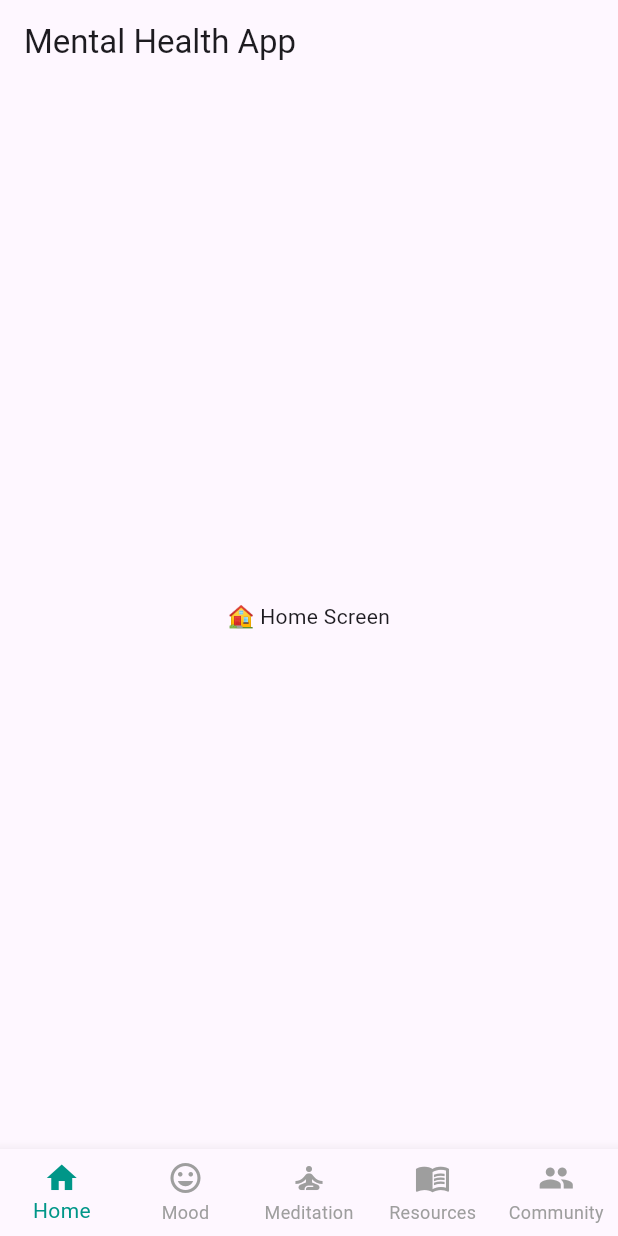
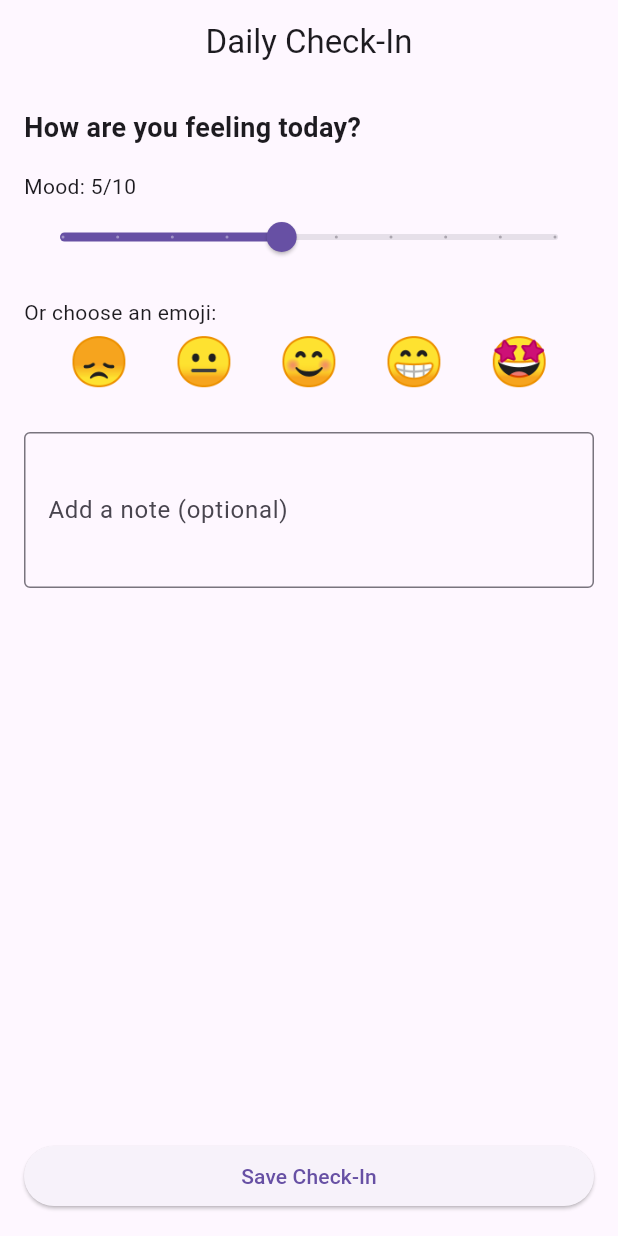
Before and after one commit to SathsaraniJA/mental_health_app, a Flutter app: the screen it shows after launch, on a phone screen of 412 x 824 dp. Run offline on Flutter 3.47's test engine with Material 3 defaults, Android fonts, the phone set to English and light mode, and no system bars.

Commit message:
Day 4: Added Daily Check-in screen with slider, emojis, and note field

```diff
--- /dev/null
+++ b/lib/screens/daily_checkin_screen.dart
@@ -0,0 +1,118 @@
+import 'package:flutter/material.dart';
+
+class DailyCheckInScreen extends StatefulWidget {
+  const DailyCheckInScreen({super.key});
+
+  @override
+  State<DailyCheckInScreen> createState() => _DailyCheckInScreenState();
+}
+
+class _DailyCheckInScreenState extends State<DailyCheckInScreen> {
+  double _moodValue = 5; // slider default
+  String? _note; // text note
+  int? _selectedEmojiIndex; // optional emoji selection
+
+  final List<String> _emojis = ["😞", "😐", "😊", "😁", "🤩"];
+
+  void _saveCheckIn() {
+    // Local state only (no backend yet)
+    debugPrint("Mood: $_moodValue");
+    debugPrint("Emoji: ${_selectedEmojiIndex != null ? _emojis[_selectedEmojiIndex!] : "Not selected"}");
+    debugPrint("Note: $_note");
+
+    ScaffoldMessenger.of(context).showSnackBar(
+      const SnackBar(content: Text("Daily check-in saved locally!")),
+    );
+  }
+
+  @override
+  Widget build(BuildContext context) {
+    return Scaffold(
+      appBar: AppBar(
+        title: const Text("Daily Check-In"),
+        centerTitle: true,
+      ),
+      body: Padding(
+        padding: const EdgeInsets.all(16),
+        child: Column(
+          crossAxisAlignment: CrossAxisAlignment.start,
+          children: [
+            const Text(
+              "How are you feeling today?",
+              style: TextStyle(fontSize: 18, fontWeight: FontWeight.bold),
+            ),
+            const SizedBox(height: 16),
+
+            // Mood slider
+            Text("Mood: ${_moodValue.toInt()}/10"),
+            Slider(
+              value: _moodValue,
+              min: 1,
+              max: 10,
+              divisions: 9,
+              label: _moodValue.toInt().toString(),
+              onChanged: (value) {
+                setState(() {
+                  _moodValue = value;
+                  _selectedEmojiIndex = null; // reset emoji if slider used
+                });
+              },
+            ),
+
+            const SizedBox(height: 16),
+
+            // Emoji selection
+            const Text("Or choose an emoji:"),
+            Row(
+              mainAxisAlignment: MainAxisAlignment.spaceEvenly,
+              children: List.generate(_emojis.length, (index) {
+                return GestureDetector(
+                  onTap: () {
+                    setState(() {
+                      _selectedEmojiIndex = index;
+                      _moodValue = (index + 1) * 2.5; // map emoji to slider
+                    });
+                  },
+                  child: Text(
+                    _emojis[index],
+                    style: TextStyle(
+                      fontSize: 32,
+                      color: _selectedEmojiIndex == index
+                          ? Colors.teal
+                          : Colors.black,
+                    ),
+                  ),
+                );
+              }),
+            ),
+
+            const SizedBox(height: 24),
+
+            // Text note
+            TextField(
+              decoration: const InputDecoration(
+                labelText: "Add a note (optional)",
+                border: OutlineInputBorder(),
+              ),
+              maxLines: 3,
+              onChanged: (value) {
+                _note = value;
+              },
+            ),
+
+            const Spacer(),
+
+            // Save button
+            SizedBox(
+              width: double.infinity,
+              child: ElevatedButton(
+                onPressed: _saveCheckIn,
+                child: const Text("Save Check-In"),
+              ),
+            ),
+          ],
+        ),
+      ),
+    );
+  }
+}
```
Also changed, not shown: lib/main.dart (+76 -6 lines), pubspec.yaml (+4 -55 lines), assets/mental.png (added), 4 other files.
